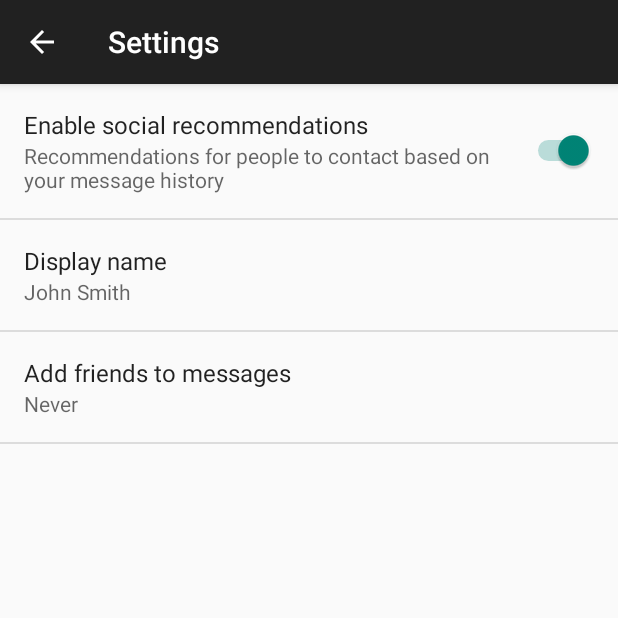
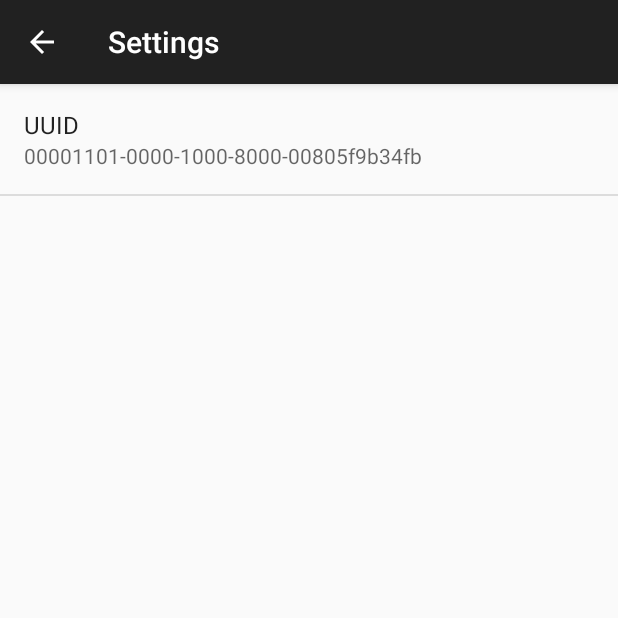
Before and after one commit to luca9294/ArduinoController, an Android app: the SettingsActivity screen opened directly, with no data from a screen before it, on a phone screen of 412 x 824 dp, the top half of it. Run offline under Robolectric (Android 15) with nearby library versions, the phone set to English and light mode, and no system bars.

Commit message:
Settings

```diff
--- a/app/src/main/AndroidManifest.xml
+++ b/app/src/main/AndroidManifest.xml
@@ -21,10 +21,11 @@
         <activity
             android:name=".ActionActivity"
             android:label="@string/title_activity_action"
-            android:theme="@style/AppTheme.NoActionBar" />
+            android:theme="@android:style/Theme.Holo" />
         <activity
             android:name=".SettingsActivity"
-            android:label="@string/title_activity_settings"></activity>
+            android:label="@string/title_activity_settings" />
+
     </application>
 
 </manifest>
--- a/app/src/main/java/arduino/controller/MainActivity.java
+++ b/app/src/main/java/arduino/controller/MainActivity.java
@@ -126,6 +126,7 @@ public class MainActivity extends AppCompatActivity {
     }
 
 
+
     @Override
     public boolean onCreateOptionsMenu(Menu menu) {
         // Inflate the menu; this adds items to the action bar if it is present.
--- a/app/src/main/java/arduino/controller/SettingsActivity.java
+++ b/app/src/main/java/arduino/controller/SettingsActivity.java
@@ -56,28 +56,6 @@ public class SettingsActivity extends AppCompatPreferenceActivity {
                         index >= 0
                                 ? listPreference.getEntries()[index]
                                 : null);
-
-            } else if (preference instanceof RingtonePreference) {
-                // For ringtone preferences, look up the correct display value
-                // using RingtoneManager.
-                if (TextUtils.isEmpty(stringValue)) {
-                    // Empty values correspond to 'silent' (no ringtone).
-                    preference.setSummary(R.string.pref_ringtone_silent);
-
-                } else {
-                    Ringtone ringtone = RingtoneManager.getRingtone(
-                            preference.getContext(), Uri.parse(stringValue));
-
-                    if (ringtone == null) {
-                        // Clear the summary if there was a lookup error.
-                        preference.setSummary(null);
-                    } else {
-                        // Set the summary to reflect the new ringtone display
-                        // name.
-                        String name = ringtone.getTitle(preference.getContext());
-                        preference.setSummary(name);
-                    }
-                }
 
             } else {
                 // For all other preferences, set the summary to the value's
@@ -173,15 +151,14 @@ public class SettingsActivity extends AppCompatPreferenceActivity {
             // to their values. When their values change, their summaries are
             // updated to reflect the new value, per the Android Design
             // guidelines.
-            bindPreferenceSummaryToValue(findPreference("example_text"));
-            bindPreferenceSummaryToValue(findPreference("example_list"));
+            bindPreferenceSummaryToValue(findPreference("keySummary"));
         }
 
         @Override
         public boolean onOptionsItemSelected(MenuItem item) {
             int id = item.getItemId();
             if (id == android.R.id.home) {
-                startActivity(new Intent(getActivity(), SettingsActivity.class));
+                startActivity(new Intent(getActivity(), MainActivity.class));
                 return true;
             }
             return super.onOptionsItemSelected(item);
--- a/app/src/main/res/values/strings.xml
+++ b/app/src/main/res/values/strings.xml
@@ -21,65 +21,8 @@
         based on your message history
     </string>
 
-    <string name="pref_title_display_name">Display name</string>
-    <string name="pref_default_display_name">John Smith</string>
+    <string name="pref_title_display_name">UUID</string>
+    <string name="pref_default_display_name">00001101-0000-1000-8000-00805f9b34fb</string>
 
-    <string name="pref_title_add_friends_to_messages">Add friends to messages</string>
-    <string-array name="pref_example_list_titles">
-        <item>Always</item>
-        <item>When possible</item>
-        <item>Never</item>
-    </string-array>
-    <string-array name="pref_example_list_values">
-        <item>1</item>
-        <item>0</item>
-        <item>-1</item>
-    </string-array>
 
-    <!-- Example settings for Data & Sync -->
-    <string name="pref_header_data_sync">Data &amp; sync</string>
-
-    <string name="pref_title_sync_frequency">Sync frequency</string>
-    <string-array name="pref_sync_frequency_titles">
-        <item>15 minutes</item>
-        <item>30 minutes</item>
-        <item>1 hour</item>
-        <item>3 hours</item>
-        <item>6 hours</item>
-        <item>Never</item>
-    </string-array>
-    <string-array name="pref_sync_frequency_values">
-        <item>15</item>
-        <item>30</item>
-        <item>60</item>
-        <item>180</item>
-        <item>360</item>
-        <item>-1</item>
-    </string-array>
-
-    <string-array name="list_preference_entries">
-        <item>Entry 1</item>
-        <item>Entry 2</item>
-        <item>Entry 3</item>
-    </string-array>
-
-    <string-array name="list_preference_entry_values">
-        <item>1</item>
-        <item>2</item>
-        <item>3</item>
-    </string-array>
-
-    <string-array name="multi_select_list_preference_default_value" />
-
-    <string name="pref_title_system_sync_settings">System sync settings</string>
-
-    <!-- Example settings for Notifications -->
-    <string name="pref_header_notifications">Notifications</string>
-
-    <string name="pref_title_new_message_notifications">New message notifications</string>
-
-    <string name="pref_title_ringtone">Ringtone</string>
-    <string name="pref_ringtone_silent">Silent</string>
-
-    <string name="pref_title_vibrate">Vibrate</string>
 </resources>
--- a/app/src/main/res/xml/pref_general.xml
+++ b/app/src/main/res/xml/pref_general.xml
@@ -1,10 +1,4 @@
 <PreferenceScreen xmlns:android="http://schemas.android.com/apk/res/android">
-
-    <SwitchPreference
-        android:defaultValue="true"
-        android:key="example_switch"
-        android:summary="@string/pref_description_social_recommendations"
-        android:title="@string/pref_title_social_recommendations" />
 
     <!-- NOTE: EditTextPreference accepts EditText attributes. -->
     <!-- NOTE: EditTextPreference's summary should be set to its value by the activity code. -->
@@ -12,22 +6,15 @@
         android:capitalize="words"
         android:defaultValue="@string/pref_default_display_name"
         android:inputType="textCapWords"
-        android:key="example_text"
+        android:key="keySummary"
         android:maxLines="1"
         android:selectAllOnFocus="true"
         android:singleLine="true"
-        android:title="@string/pref_title_display_name" />
+        android:title="@string/pref_title_display_name"
+        android:summary="@string/pref_default_display_name" />
 
     <!-- NOTE: Hide buttons to simplify the UI. Users can touch outside the dialog to
          dismiss it. -->
     <!-- NOTE: ListPreference's summary should be set to its value by the activity code. -->
-    <ListPreference
-        android:defaultValue="-1"
-        android:entries="@array/pref_example_list_titles"
-        android:entryValues="@array/pref_example_list_values"
-        android:key="example_list"
-        android:negativeButtonText="@null"
-        android:positiveButtonText="@null"
-        android:title="@string/pref_title_add_friends_to_messages" />
 
 </PreferenceScreen>
```
